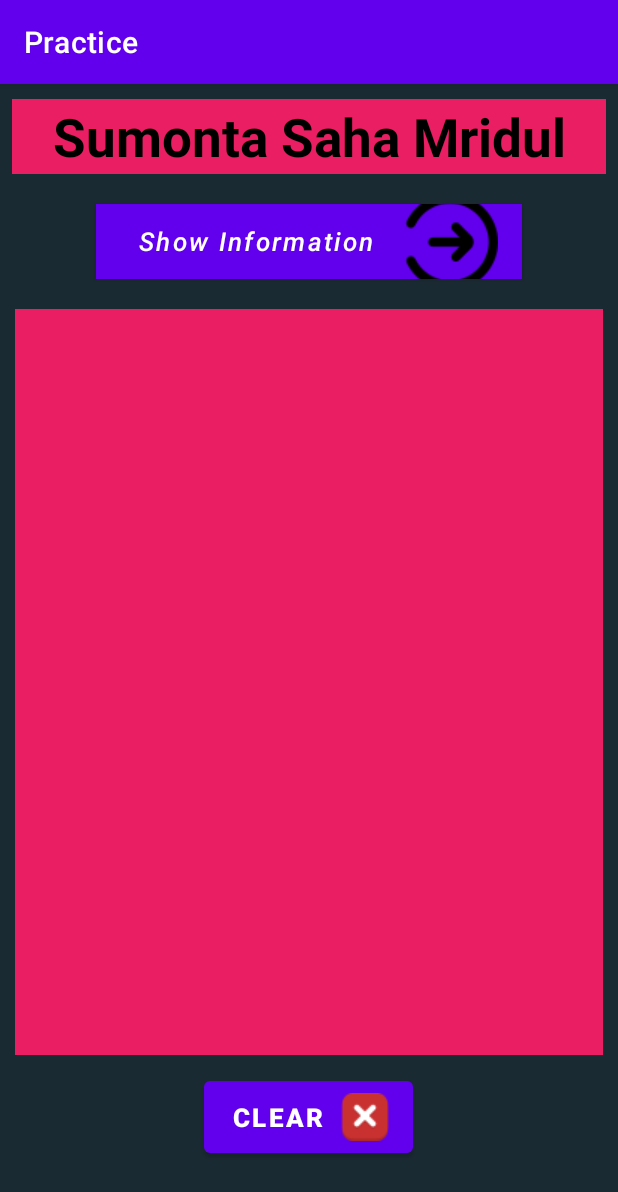
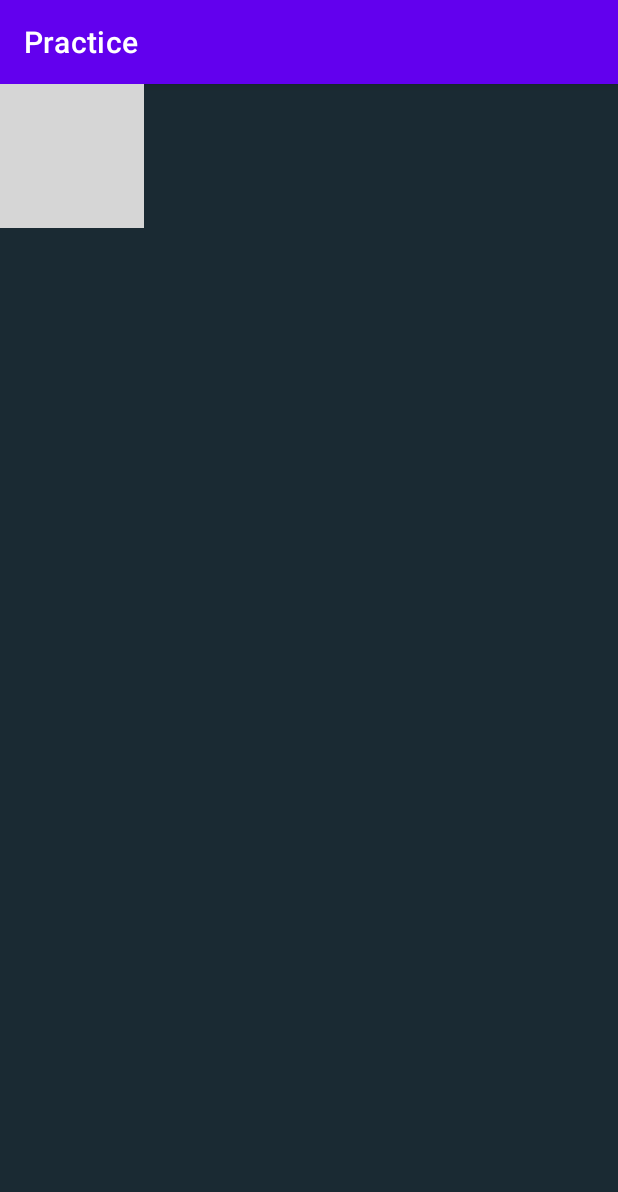
Before and after one commit to Sumonta056/Rent-IT-Hackathon, an Android app: the screen it shows after launch (MainActivity), on a phone screen of 412 x 824 dp. Shown: the top 1192 px of the screen. Run offline under Robolectric (Android 15) with nearby library versions, the phone set to English and light mode, and no system bars; grey boxes are pictures that could not be loaded.

```diff
--- a/app/src/main/java/com/example/practice/MainActivity.java
+++ b/app/src/main/java/com/example/practice/MainActivity.java
@@ -23,24 +23,24 @@ public class MainActivity extends AppCompatActivity {
 //        nameText = (TextView) findViewById(R.id.nameTextView) ;
 //        nameText.setText(R.string.user_name2);
 
-        infoText = findViewById(R.id.bioTextView);
-
-        login = findViewById(R.id.loginButton);
-        login.setOnClickListener(new View.OnClickListener() {
-            @Override
-            public void onClick(View view) {
-                infoText.setText(R.string.bio_data);
-            }
-        });
-
-        exit = (Button) findViewById(R.id.exitButton);
-        exit.setOnClickListener(new View.OnClickListener() {
-            @Override
-            public void onClick(View view) {
-                infoText.setText("");
-
-            }
-        });
+//        infoText = findViewById(R.id.bioTextView);
+//
+//        login = findViewById(R.id.loginButton);
+//        login.setOnClickListener(new View.OnClickListener() {
+//            @Override
+//            public void onClick(View view) {
+//                infoText.setText(R.string.bio_data);
+//            }
+//        });
+//
+//        exit = (Button) findViewById(R.id.exitButton);
+//        exit.setOnClickListener(new View.OnClickListener() {
+//            @Override
+//            public void onClick(View view) {
+//                infoText.setText("");
+//
+//            }
+//        });
 
 
     }
--- a/app/src/main/res/layout/activity_main.xml
+++ b/app/src/main/res/layout/activity_main.xml
@@ -16,77 +16,83 @@
 <!--        android:layout_margin="1dp"-->
 <!--        android:src="@drawable/login" />-->
 
-    <TextView
-        android:id="@+id/nameTextView"
-        android:layout_width="396dp"
-        android:layout_height="wrap_content"
-        android:layout_gravity="center"
-        android:layout_margin="10dp"
-        android:background="#E91E63"
-        android:padding="1dp"
-        android:paddingBottom="10dp"
-        android:text="@string/user_name"
-        android:textAlignment="center"
-        android:textAllCaps="true"
-        android:textColor="@color/black"
-        android:textIsSelectable="true"
-        android:textSize="35sp"
-        android:textStyle="bold"
+<!--    <TextView-->
+<!--        android:id="@+id/nameTextView"-->
+<!--        android:layout_width="396dp"-->
+<!--        android:layout_height="wrap_content"-->
+<!--        android:layout_gravity="center"-->
+<!--        android:layout_margin="10dp"-->
+<!--        android:background="#E91E63"-->
+<!--        android:padding="1dp"-->
+<!--        android:paddingBottom="10dp"-->
+<!--        android:text="@string/user_name"-->
+<!--        android:textAlignment="center"-->
+<!--        android:textAllCaps="true"-->
+<!--        android:textColor="@color/black"-->
+<!--        android:textIsSelectable="true"-->
+<!--        android:textSize="35sp"-->
+<!--        android:textStyle="bold"-->
 
 
-        />
+<!--        />-->
 
-    <Button
-        android:id="@+id/loginButton"
-        android:layout_width="284dp"
-        android:layout_height="50dp"
-        android:textAllCaps="false"
-        android:layout_gravity="center"
-        android:layout_margin="10dp"
-        android:background="#121F6C"
-        android:backgroundTint="#0C1A6A"
-        android:drawableEnd="@drawable/login"
-        android:text="@string/buttonName"
-        android:textAlignment="gravity"
-        android:textSize="17sp"
+<!--    <Button-->
+<!--        android:id="@+id/loginButton"-->
+<!--        android:layout_width="284dp"-->
+<!--        android:layout_height="50dp"-->
+<!--        android:textAllCaps="false"-->
+<!--        android:layout_gravity="center"-->
+<!--        android:layout_margin="10dp"-->
+<!--        android:background="#121F6C"-->
+<!--        android:backgroundTint="#0C1A6A"-->
+<!--        android:drawableEnd="@drawable/login"-->
+<!--        android:text="@string/buttonName"-->
+<!--        android:textAlignment="gravity"-->
+<!--        android:textSize="17sp"-->
 
-        android:textStyle="italic" />
+<!--        android:textStyle="italic" />-->
 
 
-    <ScrollView
-        android:layout_width="match_parent"
-        android:layout_height="497dp"
-        android:layout_margin="10dp"
-        android:background="#E91E63"
-        android:padding="10dp">
+<!--    <ScrollView-->
+<!--        android:layout_width="match_parent"-->
+<!--        android:layout_height="497dp"-->
+<!--        android:layout_margin="10dp"-->
+<!--        android:background="#E91E63"-->
+<!--        android:padding="10dp">-->
 
 
-        <TextView
-            android:id="@+id/bioTextView"
-            android:layout_width="match_parent"
-            android:layout_height="wrap_content"
-            android:layout_margin="10dp"
-            android:padding="10dp"
-            android:text=""
-            android:textAlignment="gravity"
-            android:textIsSelectable="true"
-            android:textSize="25sp"
-            android:textStyle="italic" />
+<!--        <TextView-->
+<!--            android:id="@+id/bioTextView"-->
+<!--            android:layout_width="match_parent"-->
+<!--            android:layout_height="wrap_content"-->
+<!--            android:layout_margin="10dp"-->
+<!--            android:padding="10dp"-->
+<!--            android:text=""-->
+<!--            android:textAlignment="gravity"-->
+<!--            android:textIsSelectable="true"-->
+<!--            android:textSize="25sp"-->
+<!--            android:textStyle="italic" />-->
 
 
-    </ScrollView>
+<!--    </ScrollView>-->
 
-    <Button
-        android:id="@+id/exitButton"
-        android:layout_width="139dp"
-        android:layout_height="60dp"
-        android:layout_gravity="center"
-        android:layout_margin="1dp"
-        android:drawableEnd="@drawable/exit"
-        android:text="@string/buttonName1"
-        android:textSize="17sp"
-        android:textStyle="bold"
+<!--    <Button-->
+<!--        android:id="@+id/exitButton"-->
+<!--        android:layout_width="139dp"-->
+<!--        android:layout_height="60dp"-->
+<!--        android:layout_gravity="center"-->
+<!--        android:layout_margin="1dp"-->
+<!--        android:drawableEnd="@drawable/exit"-->
+<!--        android:text="@string/buttonName1"-->
+<!--        android:textSize="17sp"-->
+<!--        android:textStyle="bold"-->
 
+<!--        />-->
+
+    <ImageView
+        android:layout_width="wrap_content"
+        android:layout_height="wrap_content"
+        android:src="@drawable/b"
         />
 
 
```
Also changed, not shown: 2 other files.
